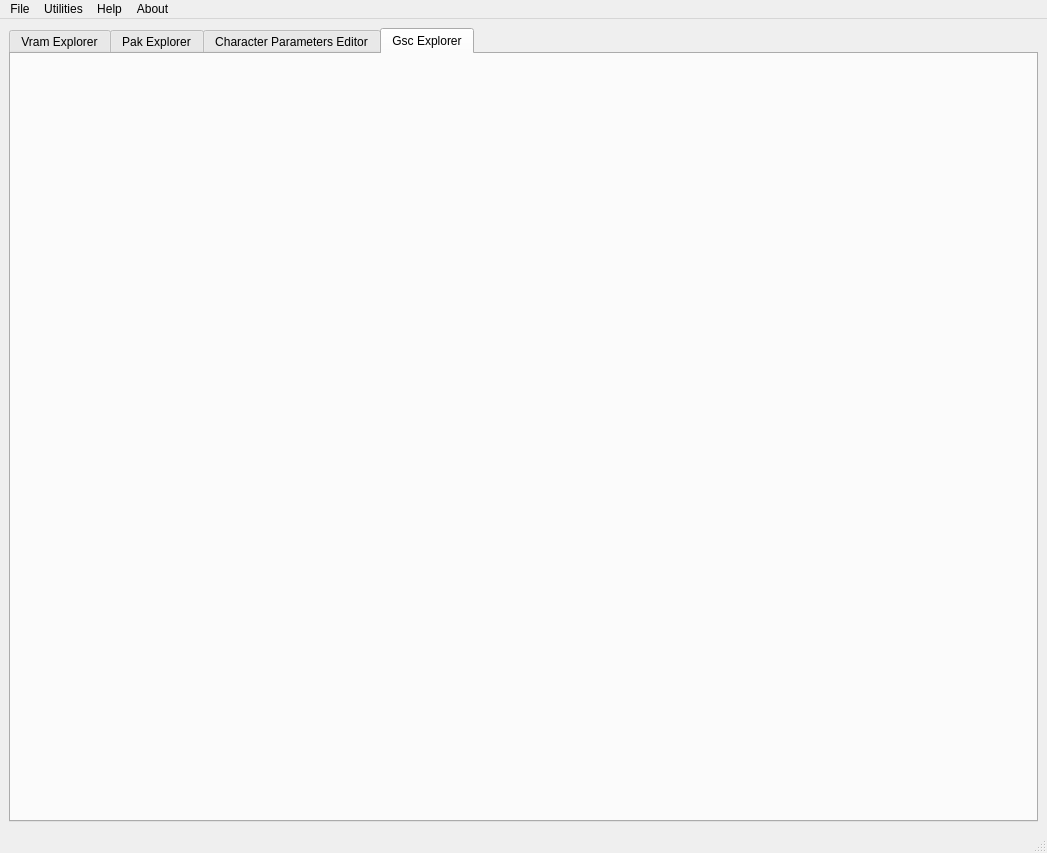
Before: the Qt Designer form lib/design/Raging_Tools/Raging_Tools.ui in adsl14/Raging-tools, drawn with Qt 5.
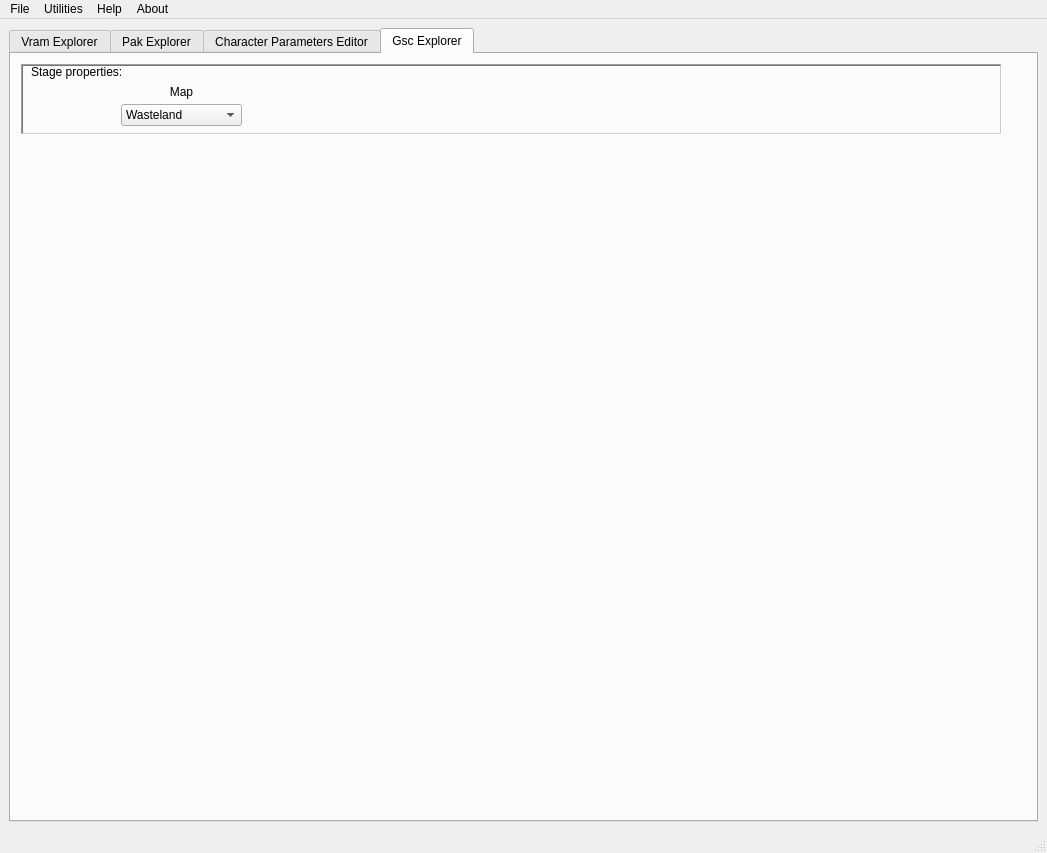
After: the same form once the commit is applied. The open tabs and pages were chosen to show the change. Icons and pictures are not drawn.

Commit message: Stages can now be changed for gsc files.

Patch:
```diff
--- a/lib/design/Raging_Tools/Raging_Tools.ui
+++ b/lib/design/Raging_Tools/Raging_Tools.ui
@@ -9603,6 +9603,117 @@
        <attribute name="title">
         <string>Gsc Explorer</string>
        </attribute>
+       <widget class="QFrame" name="stage_properties">
+        <property name="geometry">
+         <rect>
+          <x>10</x>
+          <y>10</y>
+          <width>981</width>
+          <height>71</height>
+         </rect>
+        </property>
+        <property name="sizePolicy">
+         <sizepolicy hsizetype="Expanding" vsizetype="Expanding">
+          <horstretch>0</horstretch>
+          <verstretch>0</verstretch>
+         </sizepolicy>
+        </property>
+        <property name="frameShape">
+         <enum>QFrame::WinPanel</enum>
+        </property>
+        <property name="frameShadow">
+         <enum>QFrame::Sunken</enum>
+        </property>
+        <widget class="QLabel" name="stage_properties_text">
+         <property name="geometry">
+          <rect>
+           <x>10</x>
+           <y>0</y>
+           <width>91</width>
+           <height>16</height>
+          </rect>
+         </property>
+         <property name="text">
+          <string>Stage properties:</string>
+         </property>
+        </widget>
+        <widget class="QLabel" name="map_name_text">
+         <property name="geometry">
+          <rect>
+           <x>100</x>
+           <y>20</y>
+           <width>121</width>
+           <height>16</height>
+          </rect>
+         </property>
+         <property name="text">
+          <string>Map</string>
+         </property>
+         <property name="alignment">
+          <set>Qt::AlignCenter</set>
+         </property>
+        </widget>
+        <widget class="QComboBox" name="map_name_value">
+         <property name="geometry">
+          <rect>
+           <x>100</x>
+           <y>40</y>
+           <width>121</width>
+           <height>22</height>
+          </rect>
+         </property>
+         <item>
+          <property name="text">
+           <string>Wasteland</string>
+          </property>
+         </item>
+         <item>
+          <property name="text">
+           <string>Rocky Land</string>
+          </property>
+         </item>
+         <item>
+          <property name="text">
+           <string>Planet Namek</string>
+          </property>
+         </item>
+         <item>
+          <property name="text">
+           <string>Runied Planet Namek</string>
+          </property>
+         </item>
+         <item>
+          <property name="text">
+           <string>Abandoned City</string>
+          </property>
+         </item>
+         <item>
+          <property name="text">
+           <string>Cell Games</string>
+          </property>
+         </item>
+         <item>
+          <property name="text">
+           <string>Island</string>
+          </property>
+         </item>
+         <item>
+          <property name="text">
+           <string>World Tournament</string>
+          </property>
+         </item>
+         <item>
+          <property name="text">
+           <string>Supreme Kai's World</string>
+          </property>
+         </item>
+         <item>
+          <property name="text">
+           <string>Cave</string>
+          </property>
+         </item>
+        </widget>
+       </widget>
       </widget>
      </widget>
     </item>
```
The commit also changes 11 other files.
